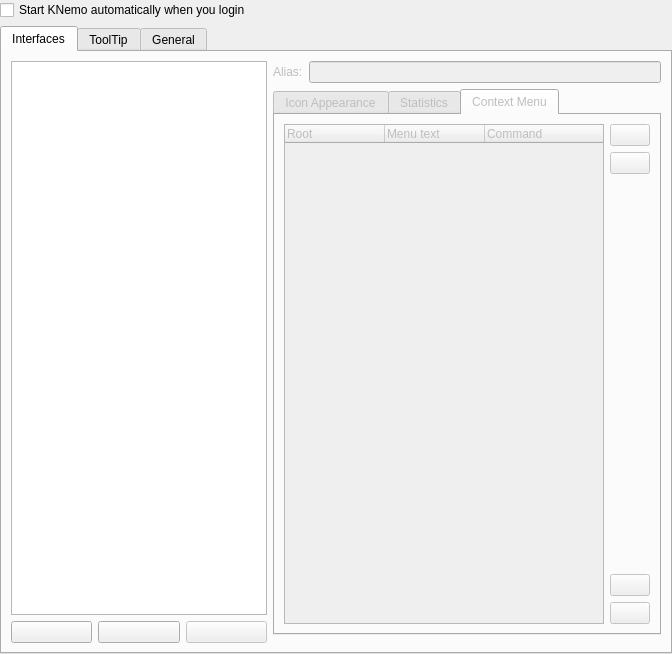
Above: src/kcm/configdlg.ui from KDE/knemo before the change. Below: the same form after it.
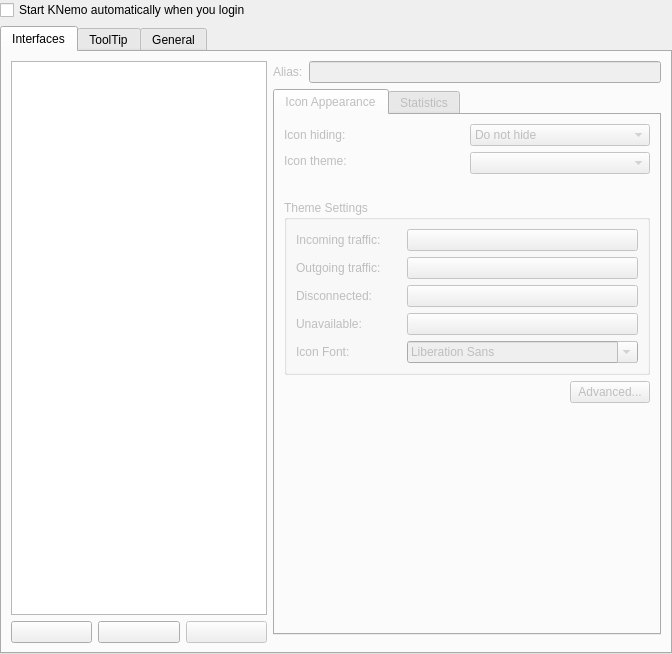
That is the form after the change. The open tabs and pages were chosen to show the change. Custom widgets are drawn as their Qt base class.

Commit message:
Remove ability to run commands from the popup menu
KNemo never seemed to me like a good place to run arbitrary commands.
That might have been useful back in 2004 when network management via the
desktop was more fiddly, but these days there are much better options.

```diff
--- a/src/kcm/configdlg.ui
+++ b/src/kcm/configdlg.ui
@@ -557,110 +557,6 @@
            </item>
           </layout>
          </widget>
-         <widget class="QWidget" name="tab_3">
-          <attribute name="title">
-           <string>Context Menu</string>
-          </attribute>
-          <layout class="QGridLayout" name="gridLayout_4">
-           <item row="0" column="0">
-            <widget class="QTreeWidget" name="listViewCommands">
-             <property name="whatsThis">
-              <string>In this area you can add the custom entries for your context menu: &lt;ol&gt;&lt;li&gt;push the &lt;b&gt;Add&lt;/b&gt; button to add a new entry in the list;&lt;/li&gt;&lt;li&gt;edit the entry by double clicking in the &lt;b&gt;Menu text&lt;/b&gt; and &lt;b&gt;Command&lt;/b&gt; columns.&lt;/li&gt;&lt;/ol&gt;If you need to execute the command as root user check the corresponding &lt;b&gt;Root&lt;/b&gt; check box.</string>
-             </property>
-             <property name="rootIsDecorated">
-              <bool>false</bool>
-             </property>
-             <property name="itemsExpandable">
-              <bool>false</bool>
-             </property>
-             <property name="columnCount">
-              <number>3</number>
-             </property>
-             <column>
-              <property name="text">
-               <string>Root</string>
-              </property>
-             </column>
-             <column>
-              <property name="text">
-               <string>Menu text</string>
-              </property>
-             </column>
-             <column>
-              <property name="text">
-               <string>Command</string>
-              </property>
-             </column>
-            </widget>
-           </item>
-           <item row="0" column="1">
-            <layout class="QVBoxLayout">
-             <item>
-              <widget class="QPushButton" name="pushButtonAddCommand">
-               <property name="toolTip">
-                <string>Add a new entry</string>
-               </property>
-               <property name="text">
-                <string/>
-               </property>
-               <property name="shortcut">
-                <string/>
-               </property>
-              </widget>
-             </item>
-             <item>
-              <widget class="QPushButton" name="pushButtonRemoveCommand">
-               <property name="toolTip">
-                <string>Remove the selected entry</string>
-               </property>
-               <property name="text">
-                <string/>
-               </property>
-               <property name="shortcut">
-                <string/>
-               </property>
-              </widget>
-             </item>
-             <item>
-              <spacer name="spacer6_2">
-               <property name="orientation">
-                <enum>Qt::Vertical</enum>
-               </property>
-               <property name="sizeType">
-                <enum>QSizePolicy::Expanding</enum>
-               </property>
-               <property name="sizeHint" stdset="0">
-                <size>
-                 <width>0</width>
-                 <height>0</height>
-                </size>
-               </property>
-              </spacer>
-             </item>
-             <item>
-              <widget class="QPushButton" name="pushButtonUp">
-               <property name="toolTip">
-                <string>Move the selected entry up</string>
-               </property>
-               <property name="text">
-                <string/>
-               </property>
-              </widget>
-             </item>
-             <item>
-              <widget class="QPushButton" name="pushButtonDown">
-               <property name="toolTip">
-                <string>Move the selected entry down</string>
-               </property>
-               <property name="text">
-                <string/>
-               </property>
-              </widget>
-             </item>
-            </layout>
-           </item>
-          </layout>
-         </widget>
         </widget>
        </item>
       </layout>
```
Left out of the diff: 5 changed lines with no effect on the pictures. The commit also changes 6 other files.
